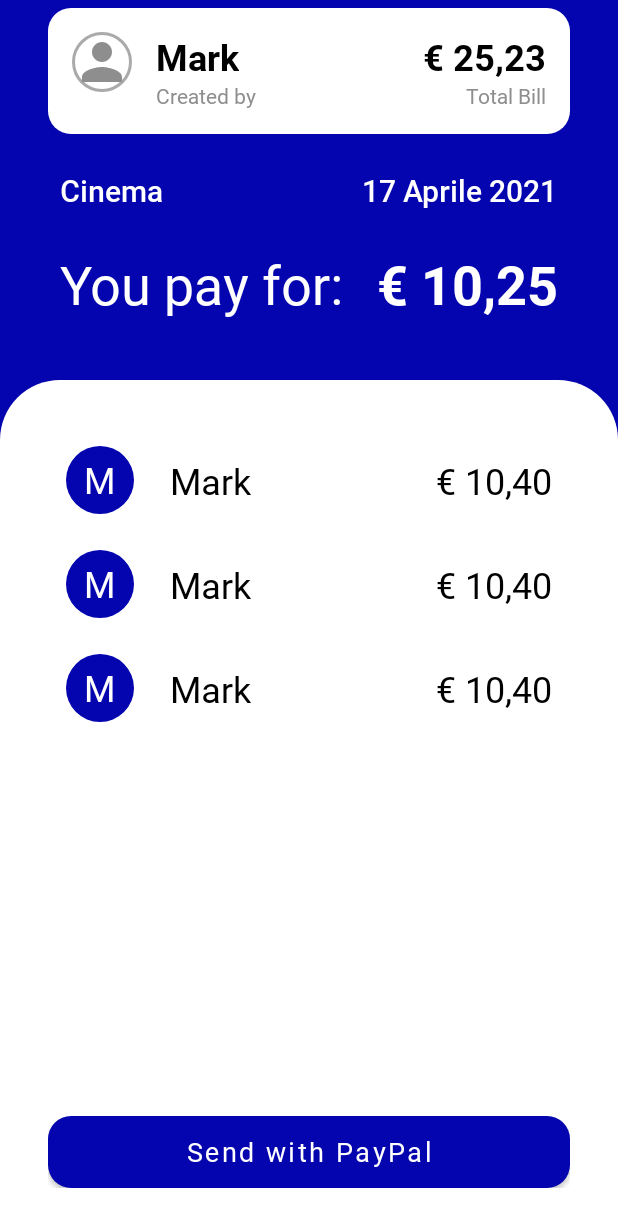
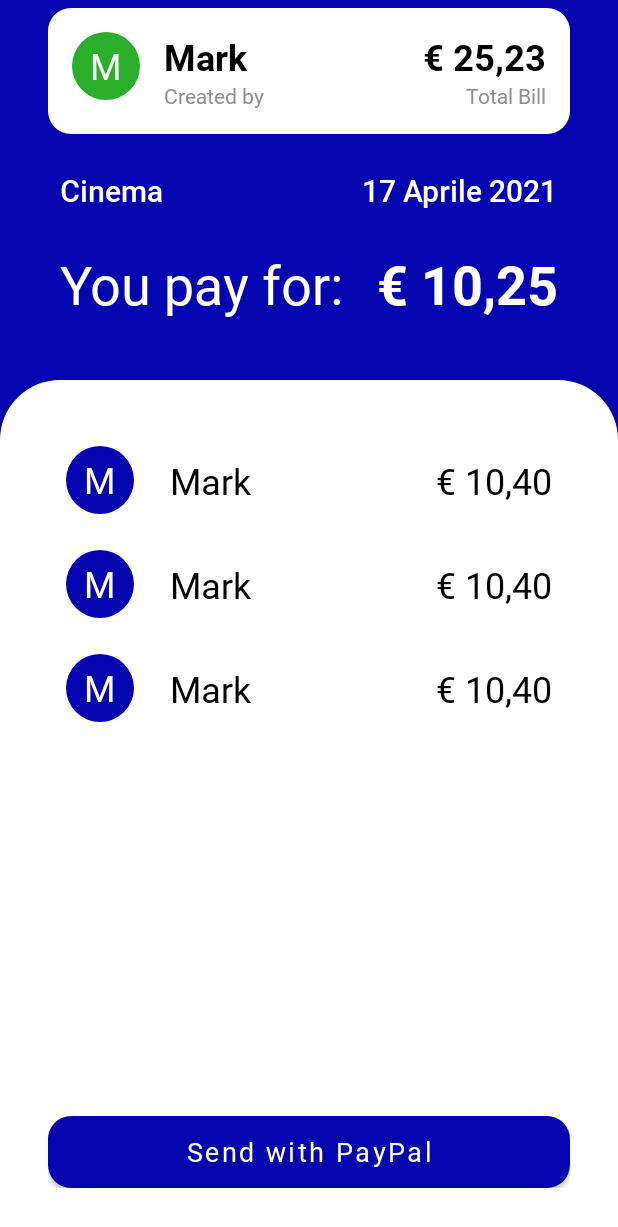
Before and after one commit to nicolapiccolo/billsplitter, an Android app: the layout fragment_other_split.xml on its own in the app's theme, with its tools: preview values and no code run, on a phone screen of 412 x 824 dp. Shown: the top 1227 px of the screen. Run offline under Robolectric (Android 15) with nearby library versions, the phone set to English and light mode, and no system bars.

Commit message:
Fix Paid Icon

```diff
--- a/app/src/main/java/it/unito/billsplitter/fragment/DetailMySplitFragment.kt
+++ b/app/src/main/java/it/unito/billsplitter/fragment/DetailMySplitFragment.kt
@@ -62,6 +62,7 @@ class DetailMySplitFragment : Fragment(), CellClickListener, MenuClick {
 
 
     private fun displaySplit(split: MySplit){
+        icon_text.text = split.owner.capitalize()[0].toString()
         s_txtName.text = split.owner
         s_txtTitle.text = split.name
         s_txtTotal.text = split.total
--- /dev/null
+++ b/app/src/main/res/drawable/circle_icon_stock.xml
@@ -0,0 +1,5 @@
+<?xml version="1.0" encoding="utf-8"?>
+<shape xmlns:android="http://schemas.android.com/apk/res/android"
+    android:shape="oval">
+    <solid android:color="@color/icon_stock" />
+</shape>
--- /dev/null
+++ b/app/src/main/res/drawable/ic_check.xml
@@ -0,0 +1,5 @@
+<vector android:height="24dp" android:tint="#FFFFFF"
+    android:viewportHeight="24" android:viewportWidth="24"
+    android:width="24dp" xmlns:android="http://schemas.android.com/apk/res/android">
+    <path android:fillColor="@android:color/white" android:pathData="M9,16.17L4.83,12l-1.42,1.41L9,19 21,7l-1.41,-1.41z"/>
+</vector>
--- a/app/src/main/res/drawable/img_account.xml
+++ b/app/src/main/res/drawable/img_account.xml
@@ -1,7 +1,7 @@
 <?xml version="1.0" encoding="utf-8"?>
 <layer-list xmlns:android="http://schemas.android.com/apk/res/android" >
 
-    <item android:drawable="@drawable/circle"/>
-    <item android:drawable="@drawable/ic_person"/>
+    <item android:drawable="@drawable/circle_icon"/>
+    <item android:drawable="@drawable/ic_check"/>
 
 </layer-list>
--- a/app/src/main/res/layout/activity_main.xml
+++ b/app/src/main/res/layout/activity_main.xml
@@ -46,7 +46,7 @@
                     android:id="@+id/icon"
                     android:layout_width="match_parent"
                     android:layout_height="match_parent"
-                    android:src="@drawable/circle_icon" />
+                    android:src="@drawable/circle_icon_stock" />
 
                 <TextView
                     android:id="@+id/icon_text"
--- a/app/src/main/res/layout/fragment_other_split.xml
+++ b/app/src/main/res/layout/fragment_other_split.xml
@@ -20,16 +20,33 @@
         app:layout_constraintStart_toStartOf="parent"
         app:layout_constraintTop_toTopOf="parent">
 
-        <ImageView
+
+        <RelativeLayout
             android:id="@+id/imgAccount"
-            android:layout_width="40dp"
-            android:layout_height="40dp"
+            android:layout_width="45dp"
+            android:layout_height="45dp"
             android:layout_gravity="center_vertical"
             android:layout_marginStart="16dp"
             android:layout_marginTop="16dp"
-            android:background="@drawable/img_account"
             app:layout_constraintStart_toStartOf="parent"
-            app:layout_constraintTop_toTopOf="parent" />
+            app:layout_constraintTop_toTopOf="parent">
+
+            <ImageView
+                android:id="@+id/icon"
+                android:layout_width="match_parent"
+                android:layout_height="match_parent"
+                android:src="@drawable/circle_icon_stock" />
+
+            <TextView
+                android:id="@+id/icon_text"
+                android:layout_width="wrap_content"
+                android:layout_height="wrap_content"
+                android:layout_centerInParent="true"
+                android:textColor="@android:color/white"
+                android:fontFamily="@font/robo_regular"
+                android:text="M"
+                android:textSize="24dp" />
+        </RelativeLayout>
 
         <LinearLayout
             android:layout_width="wrap_content"
--- a/app/src/main/res/values/colors.xml
+++ b/app/src/main/res/values/colors.xml
@@ -16,4 +16,5 @@
     <color name="grey">#DBDBDB</color>
     <color name="red">#EE3B3E</color>
     <color name="green">#47C397</color>
+    <color name="icon_stock">#2baf2b</color>
 </resources>
```
Also changed, not shown: app/src/main/java/it/unito/billsplitter/RvAdapterDetail.kt (+15 -9 lines), app/src/main/java/it/unito/billsplitter/fragment/DetailOtherSplitFragment.kt (+8 -0 lines), app/src/main/res/layout/fragment_my_split.xml (+22 -5 lines).
